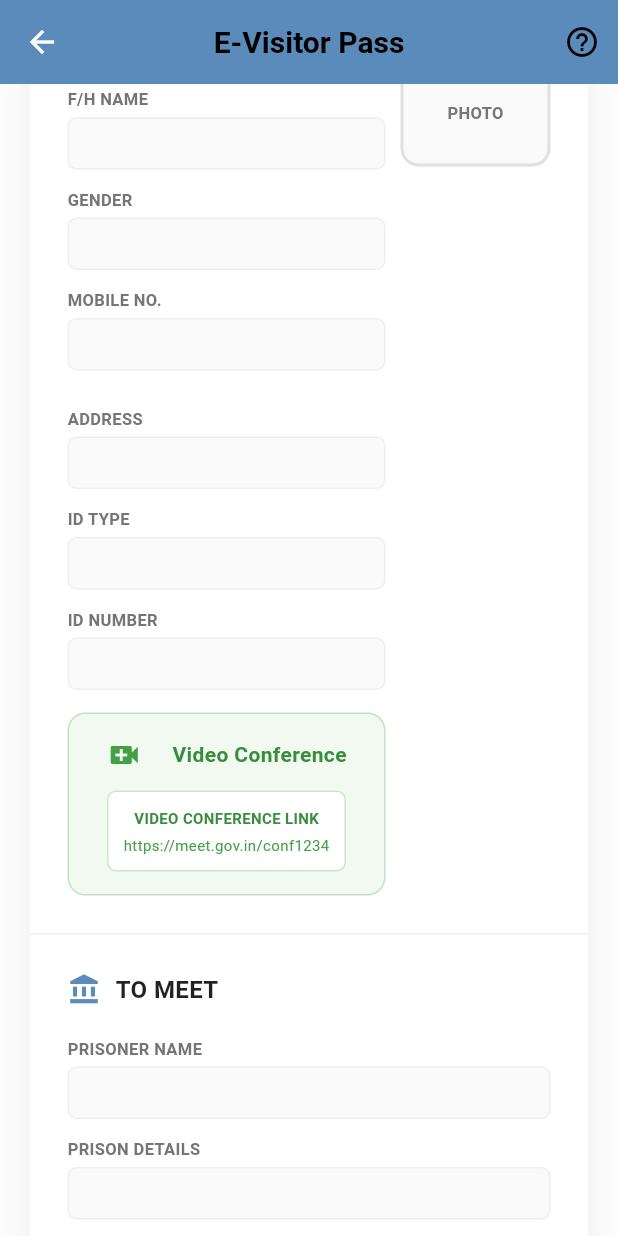
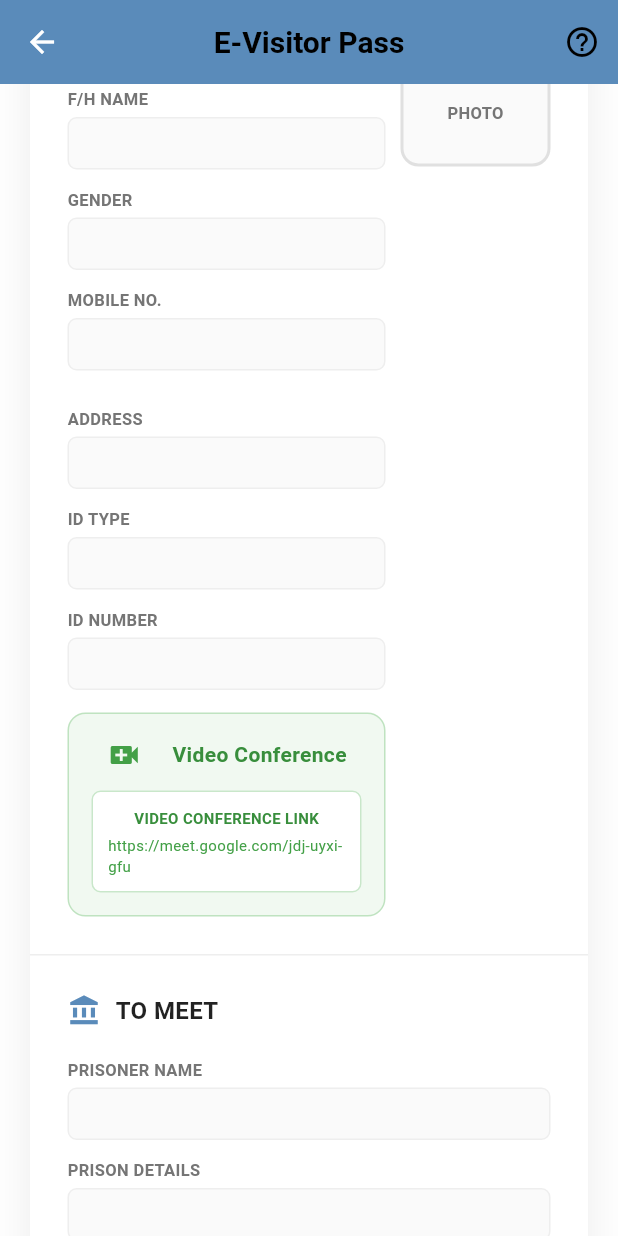
Before and after one commit to Vainyala17/eMulakat, a Flutter app: the eVisitorPassScreen screen opened directly with empty values, scrolled down 576 dp, on a phone screen of 412 x 824 dp. Run offline on Flutter 3.47's test engine with Material 3 defaults, Android fonts, the phone set to English and light mode, and no system bars; our stand-ins replace flutter_tts, image_picker, speech_to_text, sqflite, video_player, webview_flutter; missing offline and left inert: google_mlkit_face_detection, google_mlkit_text_recognition, syncfusion_flutter_pdfviewer, translator; accounts and stored records are empty.

Commit message:
first commit

```diff
--- a/lib/dashboard/evisitor_pass_screen.dart
+++ b/lib/dashboard/evisitor_pass_screen.dart
@@ -1,6 +1,7 @@
 import 'dart:io';
 import 'package:flutter/material.dart';
 import 'package:flutter/services.dart';
+import 'package:intl/intl.dart';
 import '../models/visitor_model.dart';
 import '../pdf_viewer_screen.dart';
 import '../utils/color_scheme.dart';
@@ -16,6 +17,8 @@ class eVisitorPassScreen extends StatefulWidget {
 
 class _eVisitorPassScreenState extends State<eVisitorPassScreen> {
   List<String> _selectedInstructions = [];
+
+
 
   final List<String> instructions = [
     'Carry original ID proof',
@@ -336,7 +339,7 @@ class _eVisitorPassScreenState extends State<eVisitorPassScreen> {
                   ),
                   SizedBox(height: 4),
                   Text(
-                    'https://meet.gov.in/conf1234',
+                    'https://meet.google.com/jdj-uyxi-gfu',
                     style: TextStyle(
                       fontSize: 10,
                       color: Colors.green[600],
@@ -408,27 +411,32 @@ class _eVisitorPassScreenState extends State<eVisitorPassScreen> {
   }
 
   Widget _buildApprovalCard() {
-    final VisitStatus status = widget.visitor.status ?? VisitStatus.pending;
+    final status = widget.visitor.status;
+    final visitDate = widget.visitor.visitDate;
+    final startTime = widget.visitor.startTime ?? '--:--';
+    final endTime = widget.visitor.endTime ?? '--:--';
+    final dayOfWeek = widget.visitor.dayOfWeek ?? 'N/A';
 
     IconData statusIcon;
     Color statusColor;
     String statusText;
 
     switch (status) {
-      case 'approved':
+      case VisitStatus.approved:
         statusIcon = Icons.verified;
         statusColor = Colors.green;
         statusText = 'APPROVED';
         break;
-      case 'rejected':
+      case VisitStatus.rejected:
         statusIcon = Icons.cancel;
         statusColor = Colors.red;
         statusText = 'REJECTED';
         break;
-      default:
+      case VisitStatus.pending:
         statusIcon = Icons.hourglass_bottom;
         statusColor = Colors.orange;
         statusText = 'PENDING';
+        break;
     }
 
     return Container(
@@ -450,7 +458,7 @@ class _eVisitorPassScreenState extends State<eVisitorPassScreen> {
                 Text(
                   'APPROVAL STATUS',
                   style: TextStyle(
-                    fontSize: 12,
+                    fontSize: 14,
                     fontWeight: FontWeight.w600,
                     color: statusColor,
                   ),
@@ -459,7 +467,7 @@ class _eVisitorPassScreenState extends State<eVisitorPassScreen> {
                 Text(
                   statusText,
                   style: TextStyle(
-                    fontSize: 16,
+                    fontSize: 10,
                     fontWeight: FontWeight.bold,
                     color: statusColor,
                   ),
@@ -475,7 +483,9 @@ class _eVisitorPassScreenState extends State<eVisitorPassScreen> {
               border: Border.all(color: statusColor.withOpacity(0.3)),
             ),
             child: Text(
-              'DATE: 11 JULY 2025 \n:: 14:30 HRS', // replace with dynamic date if available
+              visitDate != null
+                  ? 'DATE: ${DateFormat('dd MMMM yyyy').format(visitDate)}\n:: $startTime - $endTime HRS \n($dayOfWeek)'
+                  : 'DATE: N/A\n:: --:-- HRS',
               style: TextStyle(
                 fontSize: 11,
                 fontWeight: FontWeight.w500,
@@ -515,35 +525,44 @@ class _eVisitorPassScreenState extends State<eVisitorPassScreen> {
   Widget _buildInstructionsGrid() {
     return Container(
       padding: EdgeInsets.all(20),
+      decoration: BoxDecoration(
+        color: Colors.grey[50],
+        borderRadius: BorderRadius.circular(16),
+        border: Border.all(color: Colors.grey[200]!),
+      ),
       child: Column(
-        children: [
-          Wrap(
-            spacing: 8,
-            runSpacing: 8,
-            children: _selectedInstructions.map((indexStr) {
-              int index = int.parse(indexStr);
-              return Container(
-                padding: EdgeInsets.symmetric(horizontal: 8, vertical: 4),
-                decoration: BoxDecoration(
-                  color: AppColors.primary.withOpacity(0.1),
-                  borderRadius: BorderRadius.circular(6),
-                  border: Border.all(color: AppColors.primary.withOpacity(0.3)),
-                ),
-                child: Text(
+        crossAxisAlignment: CrossAxisAlignment.start,
+        children: List.generate(instructions.length, (index) {
+          bool isChecked = _selectedInstructions.contains(index.toString());
+
+          return CheckboxListTile(
+            value: isChecked,
+            onChanged: (bool? value) {
+              setState(() {
+                if (value == true) {
+                  _selectedInstructions.add(index.toString());
+                } else {
+                  _selectedInstructions.remove(index.toString());
+                }
+              });
+            },
+            controlAffinity: ListTileControlAffinity.leading,
+            title: Text(
               '${index + 1}. ${instructions[index]}',
               style: TextStyle(
                 fontSize: 14,
-                    color: AppColors.primary,
+                color: isChecked ? AppColors.primary : Colors.grey,
                 fontWeight: FontWeight.w500,
               ),
             ),
+            activeColor: AppColors.primary,
+            contentPadding: EdgeInsets.symmetric(vertical: 2, horizontal: 0),
           );
-            }).toList(),
-          ),
-        ],
+        }),
       ),
     );
   }
+
 
 
   Widget _buildFooter() {
@@ -707,7 +726,13 @@ class _eVisitorPassScreenState extends State<eVisitorPassScreen> {
           children: [
             Icon(Icons.download, color: Colors.black),
             SizedBox(width: 12),
-            Text('Pass downloaded successfully!'),
+            Text(
+              'Pass downloaded successfully!',
+              style: TextStyle(
+                fontSize: 10,
+                color: Colors.black,
+              ),
+            ),
           ],
         ),
         backgroundColor: Color(0xFF7AA9D4),
--- a/lib/main.dart
+++ b/lib/main.dart
@@ -1,6 +1,8 @@
 import 'package:flutter/material.dart';
 import 'screens/splash/splash_logo.dart';
 import 'utils/color_scheme.dart';
+import 'package:translator/translator.dart';
+
 
 void main() {
   runApp( eMulakatApp());
--- a/lib/utils/constants.dart
+++ b/lib/utils/constants.dart
@@ -26,7 +26,11 @@ class AppConstants {
   };
 
   // Languages
-  static const List<String> languages = ['English', 'Hindi', 'Marathi'];
+  final Map<String, String> _languages = {
+    'English': 'en',
+    'Hindi': 'hi',
+    'Marathi': 'mr',
+  };
 
   // Font Sizes
   static const List<String> fontSizes = ['A-', 'A', 'A+'];
--- a/pubspec.yaml
+++ b/pubspec.yaml
@@ -34,6 +34,7 @@ dependencies:
   path: ^1.9.1
   image_picker: ^1.1.2
   url_launcher: ^6.3.1
+  translator: ^1.0.3+1
   image: ^4.5.4
   google_mlkit_text_recognition: ^0.15.0
   google_mlkit_face_detection: ^0.13.1
```
Also changed, not shown: lib/screens/home/home_screen.dart (+40 -15 lines), pubspec.lock. Lines whose indentation alone changed are shown as unchanged.
